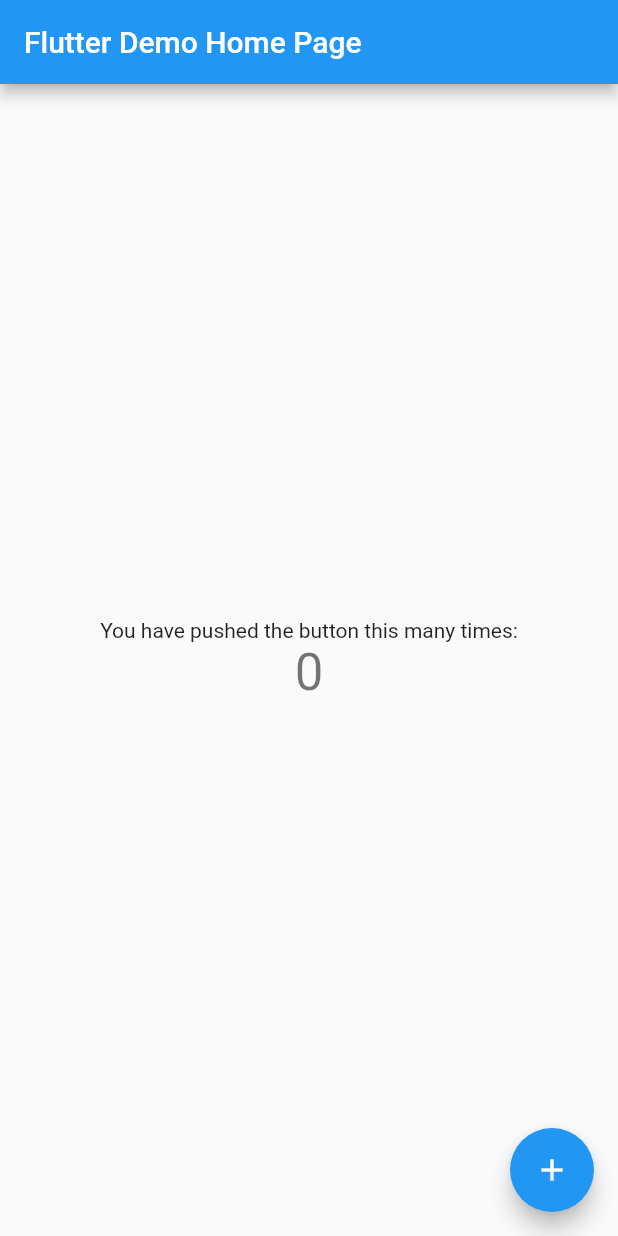
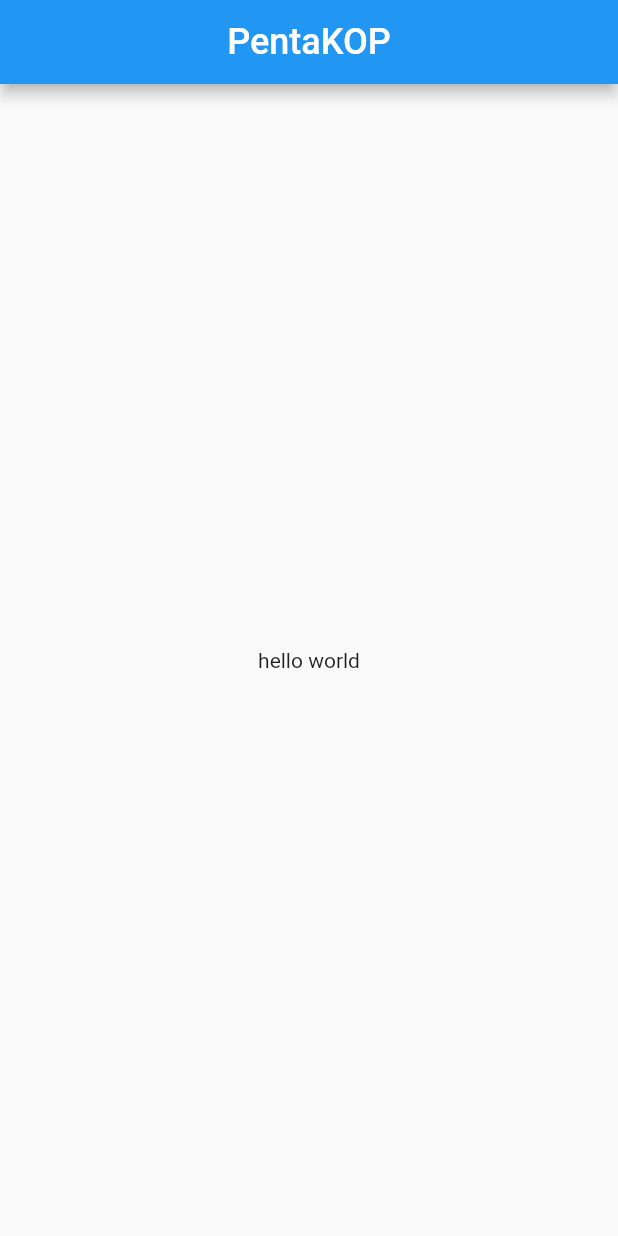
Before and after one commit to mikol4j/Flutter, a Flutter app: the screen it shows after launch, on a phone screen of 412 x 824 dp. Run offline on Flutter 3.47's test engine with Material 2 defaults, Android fonts, the phone set to English and light mode, and no system bars.

Commit message:
first screen

```diff
--- a/demo/lib/main.dart
+++ b/demo/lib/main.dart
@@ -3,107 +3,28 @@ import 'package:flutter/material.dart';
 void main() => runApp(new MyApp());
 
 class MyApp extends StatelessWidget {
-  // This widget is the root of your application.
   @override
   Widget build(BuildContext context) {
-    return new MaterialApp(
-      title: 'Flutter Demo',
-      theme: new ThemeData(
-        // This is the theme of your application.
-        //
-        // Try running your application with "flutter run". You'll see the
-        // application has a blue toolbar. Then, without quitting the app, try
-        // changing the primarySwatch below to Colors.green and then invoke
-        // "hot reload" (press "r" in the console where you ran "flutter run",
-        // or press Run > Flutter Hot Reload in IntelliJ). Notice that the
-        // counter didn't reset back to zero; the application is not restarted.
-        primarySwatch: Colors.blue,
-      ),
-      home: new MyHomePage(title: 'Flutter Demo Home Page'),
-    );
+    return new HellloWidget(title:"hello world");
   }
 }
 
-class MyHomePage extends StatefulWidget {
-  MyHomePage({Key key, this.title}) : super(key: key);
-
-  // This widget is the home page of your application. It is stateful, meaning
-  // that it has a State object (defined below) that contains fields that affect
-  // how it looks.
-
-  // This class is the configuration for the state. It holds the values (in this
-  // case the title) provided by the parent (in this case the App widget) and
-  // used by the build method of the State. Fields in a Widget subclass are
-  // always marked "final".
-
+class HellloWidget extends StatelessWidget {
   final String title;
-
+  HellloWidget({this.title});
   @override
-  _MyHomePageState createState() => new _MyHomePageState();
-}
-
-class _MyHomePageState extends State<MyHomePage> {
-  int _counter = 0;
-
-  void _incrementCounter() {
-    setState(() {
-      // This call to setState tells the Flutter framework that something has
-      // changed in this State, which causes it to rerun the build method below
-      // so that the display can reflect the updated values. If we changed
-      // _counter without calling setState(), then the build method would not be
-      // called again, and so nothing would appear to happen.
-      _counter++;
-    });
-  }
-
-  @override
-  Widget build(BuildContext context) {
-    // This method is rerun every time setState is called, for instance as done
-    // by the _incrementCounter method above.
-    //
-    // The Flutter framework has been optimized to make rerunning build methods
-    // fast, so that you can just rebuild anything that needs updating rather
-    // than having to individually change instances of widgets.
-    return new Scaffold(
-      appBar: new AppBar(
-        // Here we take the value from the MyHomePage object that was created by
-        // the App.build method, and use it to set our appbar title.
-        title: new Text(widget.title),
-      ),
-      body: new Center(
-        // Center is a layout widget. It takes a single child and positions it
-        // in the middle of the parent.
-        child: new Column(
-          // Column is also layout widget. It takes a list of children and
-          // arranges them vertically. By default, it sizes itself to fit its
-          // children horizontally, and tries to be as tall as its parent.
-          //
-          // Invoke "debug paint" (press "p" in the console where you ran
-          // "flutter run", or select "Toggle Debug Paint" from the Flutter tool
-          // window in IntelliJ) to see the wireframe for each widget.
-          //
-          // Column has various properties to control how it sizes itself and
-          // how it positions its children. Here we use mainAxisAlignment to
-          // center the children vertically; the main axis here is the vertical
-          // axis because Columns are vertical (the cross axis would be
-          // horizontal).
-          mainAxisAlignment: MainAxisAlignment.center,
-          children: <Widget>[
-            new Text(
-              'You have pushed the button this many times:',
-            ),
-            new Text(
-              '$_counter',
-              style: Theme.of(context).textTheme.display1,
-            ),
-          ],
+  Widget build(BuildContext ctx) {
+    return new Center(child:
+    new MaterialApp(
+      title: 'Welcome to Flutter...',
+      home: new Scaffold(
+        appBar: new AppBar(
+          title:  new Center(child: new Text('PentaKOP', style:new TextStyle(fontSize: 24.0))),
+        ),
+        body: new Center(
+          child: new Text(this.title),
         ),
       ),
-      floatingActionButton: new FloatingActionButton(
-        onPressed: _incrementCounter,
-        tooltip: 'Increment',
-        child: new Icon(Icons.add),
-      ), // This trailing comma makes auto-formatting nicer for build methods.
-    );
+    ));
   }
 }
--- a/demo/pubspec.yaml
+++ b/demo/pubspec.yaml
@@ -8,6 +8,7 @@ dependencies:
   # The following adds the Cupertino Icons font to your application.
   # Use with the CupertinoIcons class for iOS style icons.
   cupertino_icons: ^0.1.0
+
 
 dev_dependencies:
   flutter_test:
```
Also changed, not shown: demo/flutter_01.png (added), 1 other file.
